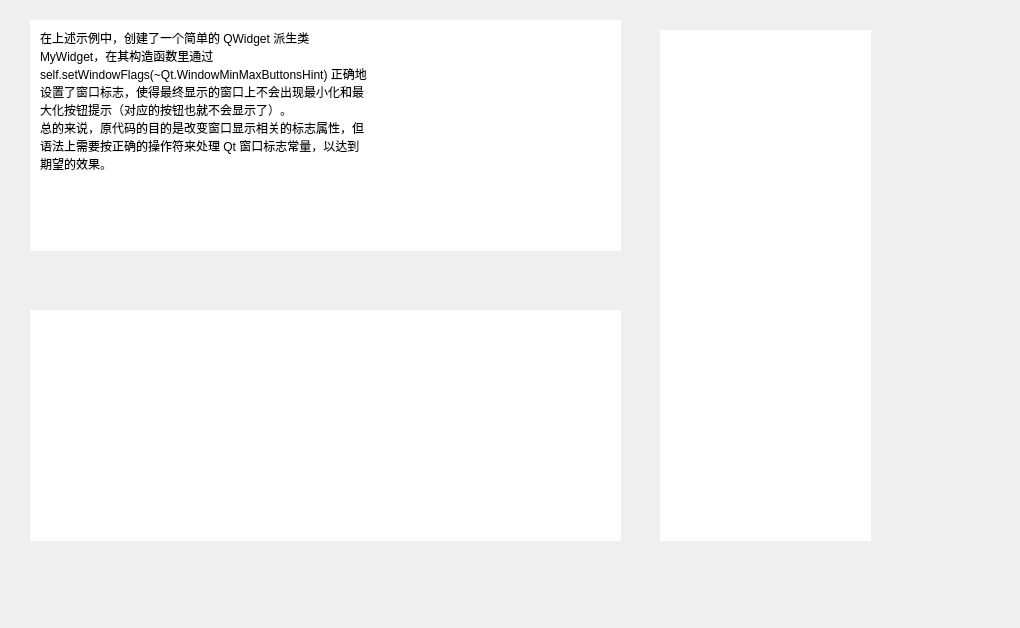
Before: the Qt Designer form ui/testpaper.ui in shy-zhong/Final-assignments, drawn with Qt 5.
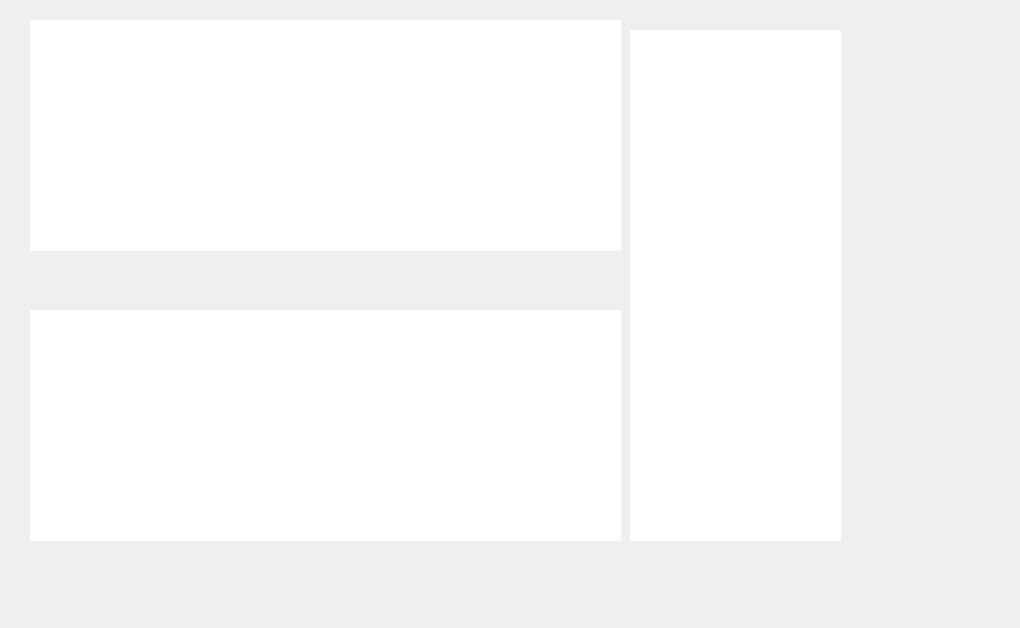
After: the same form once the commit is applied.

The edit to the form file:
```diff
--- a/ui/testpaper.ui
+++ b/ui/testpaper.ui
@@ -30,13 +30,12 @@
      <rect>
       <x>10</x>
       <y>0</y>
-      <width>331</width>
+      <width>491</width>
       <height>161</height>
      </rect>
     </property>
     <property name="text">
-     <string>在上述示例中，创建了一个简单的 QWidget 派生类 MyWidget，在其构造函数里通过 self.setWindowFlags(~Qt.WindowMinMaxButtonsHint) 正确地设置了窗口标志，使得最终显示的窗口上不会出现最小化和最大化按钮提示（对应的按钮也就不会显示了）。
-总的来说，原代码的目的是改变窗口显示相关的标志属性，但语法上需要按正确的操作符来处理 Qt 窗口标志常量，以达到期望的效果。</string>
+     <string/>
     </property>
     <property name="wordWrap">
      <bool>true</bool>
@@ -72,7 +71,7 @@
   <widget class="QWidget" name="card" native="true">
    <property name="geometry">
     <rect>
-     <x>660</x>
+     <x>630</x>
      <y>30</y>
      <width>211</width>
      <height>511</height>
```
Left out of the diff: 20 changed lines with no effect on the pictures.
